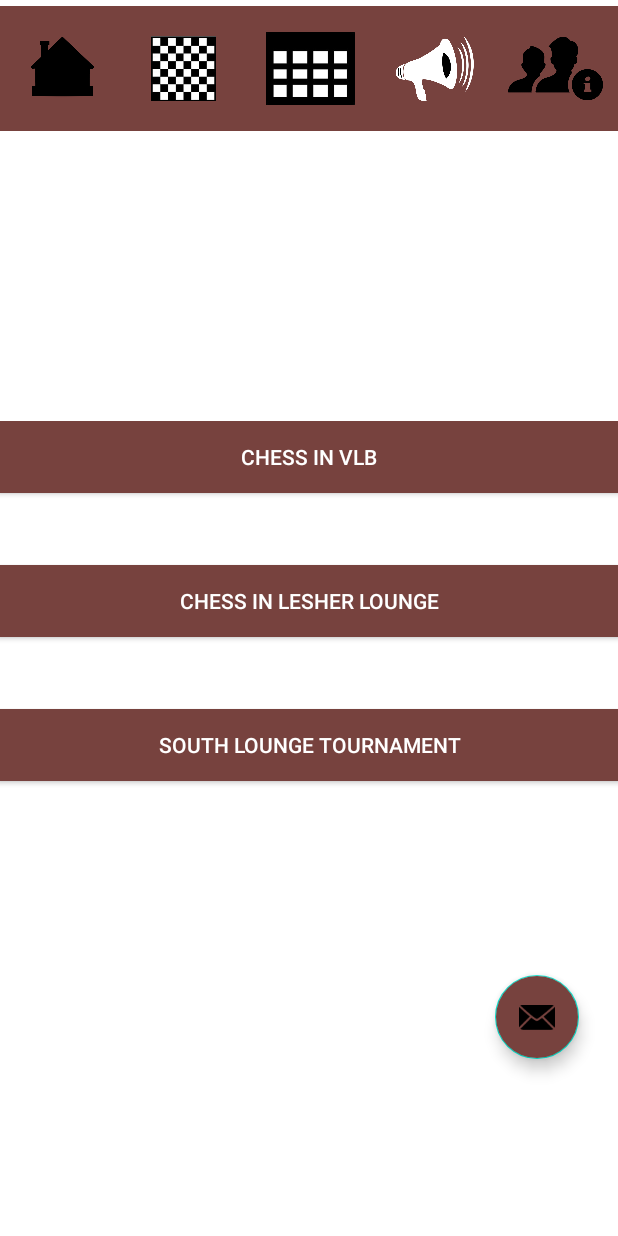
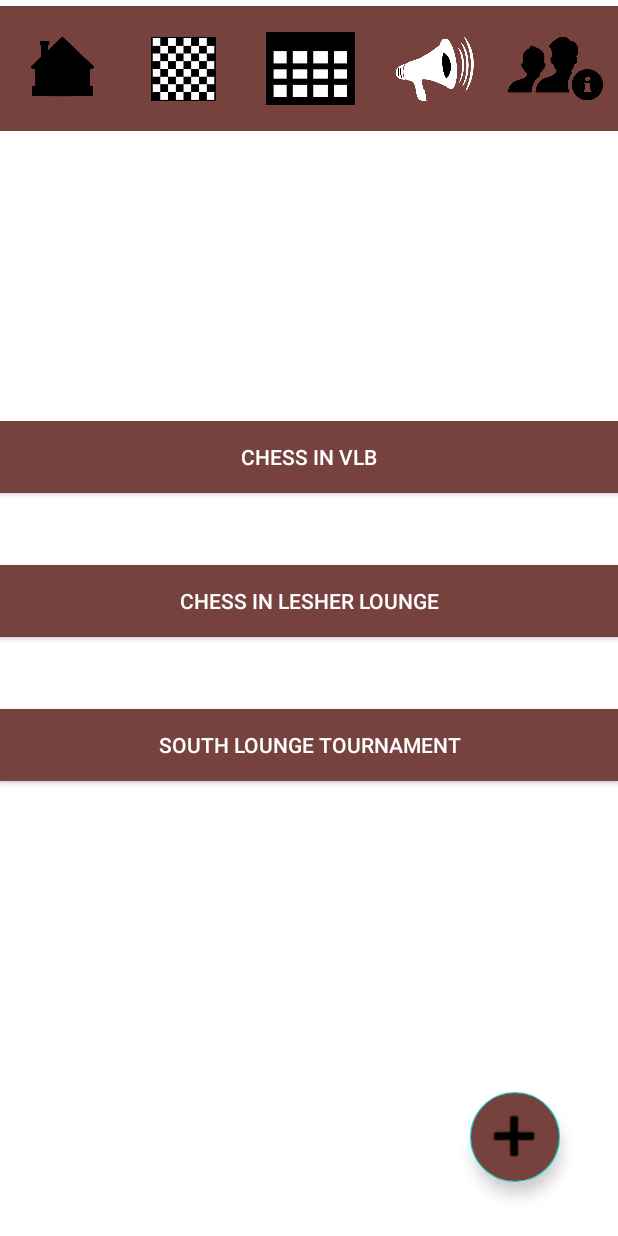
Before and after one commit to ojhscottsmith/Chess_Club_Hub, an Android app: the AnnouncementsActivity screen opened directly, with no data from a screen before it, on a phone screen of 412 x 824 dp. Run offline under Robolectric (Android 15) with nearby library versions, the phone set to English and light mode, and no system bars; our stand-ins replace navigation-ui.

Commit message:
Floating action button functions

```diff
--- a/app/src/main/res/layout/activity_announcements.xml
+++ b/app/src/main/res/layout/activity_announcements.xml
@@ -127,19 +127,26 @@
             </LinearLayout>
         </ScrollView>
 
+        <com.google.android.material.floatingactionbutton.FloatingActionButton
+            android:id="@+id/fab"
+            android:layout_width="60dp"
+            android:layout_height="60dp"
+            android:backgroundTint="@color/chess"
+            android:contentDescription="Make an announcement"
+            android:scaleType="fitCenter"
+            android:src="@drawable/add"
+            app:fabCustomSize="60dp"
+            app:layout_constraintBottom_toBottomOf="parent"
+            app:layout_constraintEnd_toEndOf="parent"
+            app:layout_constraintHorizontal_bias="0.891"
+            app:layout_constraintStart_toStartOf="parent"
+            app:layout_constraintTop_toTopOf="parent"
+            app:layout_constraintVertical_bias="0.953"
+            app:maxImageSize="35dp" />
+
+
     </androidx.constraintlayout.widget.ConstraintLayout>
 
-    <com.google.android.material.floatingactionbutton.FloatingActionButton
-        android:id="@+id/fab"
-        android:contentDescription="Make an announcement"
-        android:layout_width="wrap_content"
-        android:layout_height="wrap_content"
-        android:layout_marginTop="650dp"
-        android:layout_marginStart="330dp"
-        app:srcCompat="@android:drawable/ic_dialog_email"
-        app:fabSize="normal"
-        android:backgroundTint="@color/chess"
-        />
     <!--        android:layout_marginEnd="@dimen/fab_margin"-->
 <!--        android:layout_marginBottom="16dp"-->
 
--- a/app/src/main/res/values/dimens.xml
+++ b/app/src/main/res/values/dimens.xml
@@ -1,3 +1,5 @@
 <resources>
     <dimen name="fab_margin">16dp</dimen>
+    <dimen name="design_fab_size_normal">200dp</dimen>
+    <dimen name="design_fab_size_mini">30dp</dimen>
 </resources>
```
Also changed, not shown: app/src/main/res/drawable/add.png (added). Lines whose indentation alone changed are shown as unchanged.
